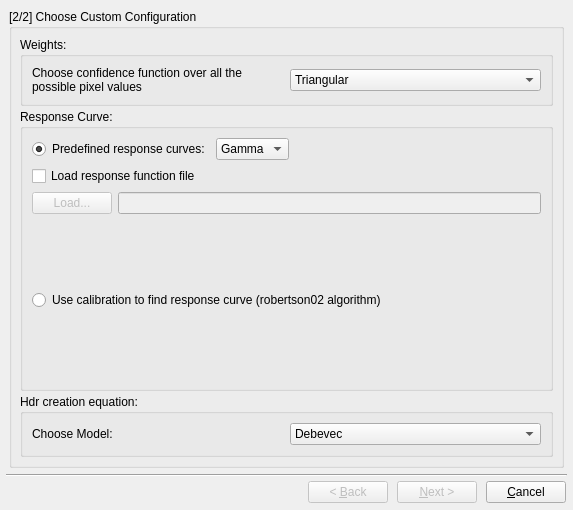
Above: forms/hdrwizardform.ui from LuminanceHDR/LuminanceHDR before the change. Below: the same form after it.
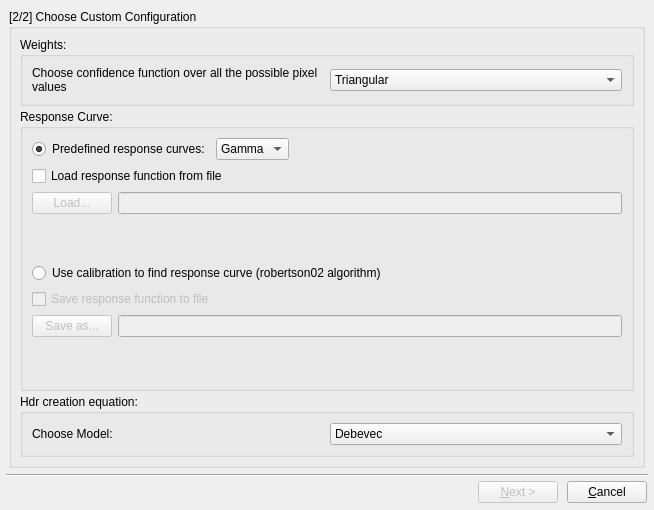
That is the form after the change. The open tabs and pages were chosen to show the change. Icons and pictures are not drawn.

Diff of the .ui file:
```diff
--- a/forms/hdrwizardform.ui
+++ b/forms/hdrwizardform.ui
@@ -5,7 +5,7 @@
    <rect>
     <x>0</x>
     <y>0</y>
-    <width>573</width>
+    <width>654</width>
     <height>510</height>
    </rect>
   </property>
@@ -942,7 +942,7 @@
                   </sizepolicy>
                  </property>
                  <property name="text" >
-                  <string>Load response function file</string>
+                  <string>Load response function from file</string>
                  </property>
                 </widget>
                </item>
@@ -998,6 +998,64 @@
                </property>
               </widget>
              </item>
+             <item>
+              <layout class="QVBoxLayout" >
+               <property name="margin" >
+                <number>0</number>
+               </property>
+               <property name="spacing" >
+                <number>6</number>
+               </property>
+               <item>
+                <widget class="QCheckBox" name="saveRespCurveToFileCheckbox" >
+                 <property name="enabled" >
+                  <bool>false</bool>
+                 </property>
+                 <property name="sizePolicy" >
+                  <sizepolicy>
+                   <hsizetype>1</hsizetype>
+                   <vsizetype>5</vsizetype>
+                   <horstretch>0</horstretch>
+                   <verstretch>0</verstretch>
+                  </sizepolicy>
+                 </property>
+                 <property name="text" >
+                  <string>Save response function to file</string>
+                 </property>
+                </widget>
+               </item>
+               <item>
+                <layout class="QHBoxLayout" >
+                 <property name="margin" >
+                  <number>0</number>
+                 </property>
+                 <property name="spacing" >
+                  <number>6</number>
+                 </property>
+                 <item>
+                  <widget class="QPushButton" name="saveRespCurveFileButton" >
+                   <property name="enabled" >
+                    <bool>false</bool>
+                   </property>
+                   <property name="text" >
+                    <string>Save as...</string>
+                   </property>
+                  </widget>
+                 </item>
+                 <item>
+                  <widget class="QLineEdit" name="CurveFileNameSaveLineEdit" >
+                   <property name="enabled" >
+                    <bool>false</bool>
+                   </property>
+                   <property name="readOnly" >
+                    <bool>true</bool>
+                   </property>
+                  </widget>
+                 </item>
+                </layout>
+               </item>
+              </layout>
+             </item>
              <item>
               <spacer>
                <property name="orientation" >
@@ -1034,7 +1092,7 @@
               </widget>
              </item>
              <item>
-              <widget class="QComboBox" name="comboBox_model" >
+              <widget class="QComboBox" name="modelComboBox" >
                <item>
                 <property name="text" >
                  <string>Debevec</string>
@@ -1085,16 +1143,6 @@
        </property>
       </spacer>
      </item>
-     <item>
-      <widget class="QPushButton" name="backbutton" >
-       <property name="enabled" >
-        <bool>false</bool>
-       </property>
-       <property name="text" >
-        <string>&lt; &amp;Back</string>
-       </property>
-      </widget>
-     </item>
      <item>
       <widget class="QPushButton" name="Next_Finishbutton" >
        <property name="enabled" >
```
Left out of the diff: 586 changed lines with no effect on the pictures.
